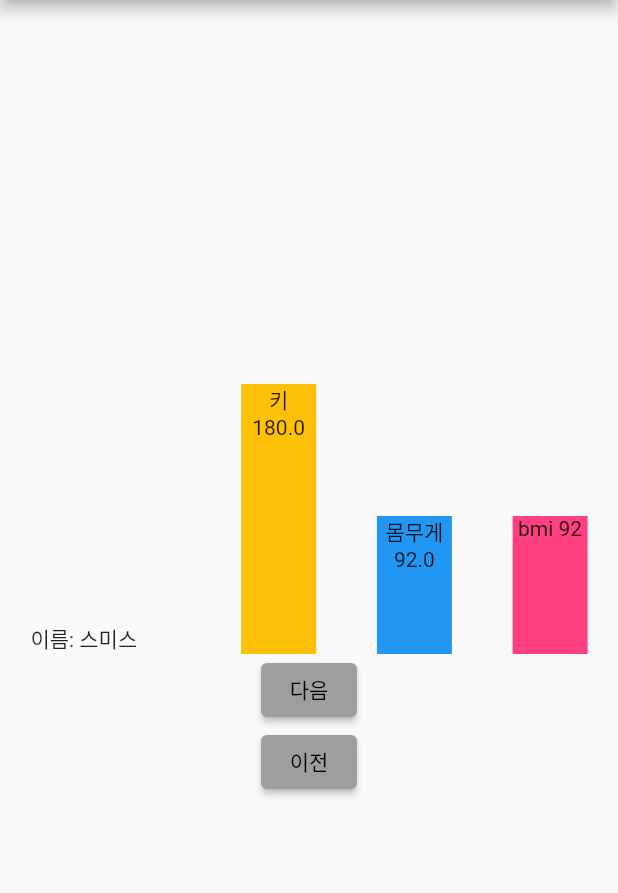
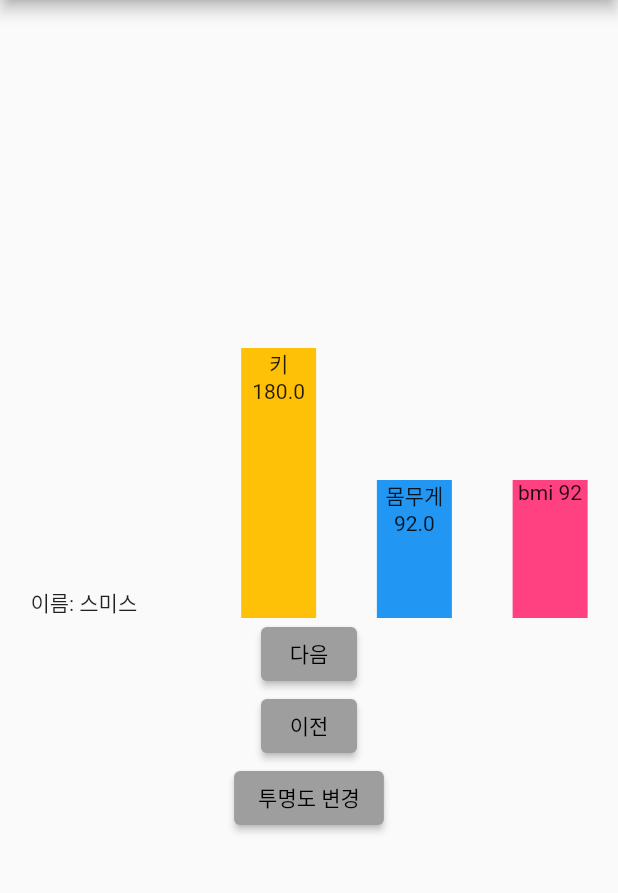
Before and after one commit to mccormick84/flutter_animation_example, a Flutter app: the screen it shows after launch, on a phone screen of 412 x 824 dp, the part 84-977 px from its top. Run offline on Flutter 3.47's test engine with Material 2 defaults, Android fonts, the phone set to English and light mode, and no system bars.

Commit message:
불투명도 애니메이션 구현

```diff
--- a/lib/main.dart
+++ b/lib/main.dart
@@ -31,6 +31,7 @@ class _AnimationApp extends State<AnimationApp> {
   List<People> peoples = List.empty(growable: true);
   Color weightColor = Colors.blue;
   int current = 0;
+  double _opacity = 1;
 
   @override
   void initState() {
@@ -53,7 +54,10 @@ class _AnimationApp extends State<AnimationApp> {
         child: Center(
           child: Column(
             children: <Widget>[
-              SizedBox(
+              AnimatedOpacity(
+                opacity: _opacity,
+                duration: const Duration(seconds: 1),
+                child: SizedBox(
                   child: Row(
                     children: <Widget>[
                       SizedBox(
@@ -99,6 +103,7 @@ class _AnimationApp extends State<AnimationApp> {
                   ),
                   height: 200,
                 ),
+              ),
               ElevatedButton(
                 onPressed: () {
                   setState(() {
@@ -120,6 +125,14 @@ class _AnimationApp extends State<AnimationApp> {
                   });
                 },
                 child: const Text('이전'),
+              ),
+              ElevatedButton(
+                onPressed: () {
+                  setState(() {
+                    _opacity == 1 ? _opacity = 0.5 : _opacity = 1;
+                  });
+                },
+                child: const Text('투명도 변경'),
               )
             ],
             mainAxisAlignment: MainAxisAlignment.center,
```
Lines whose indentation alone changed are shown as unchanged.
